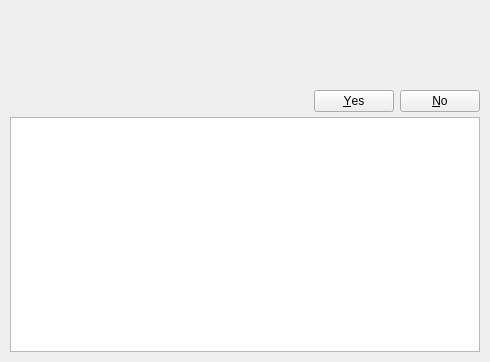
Old version of the form ui/transactiondialog.ui in the repository aarnt/octopkg.
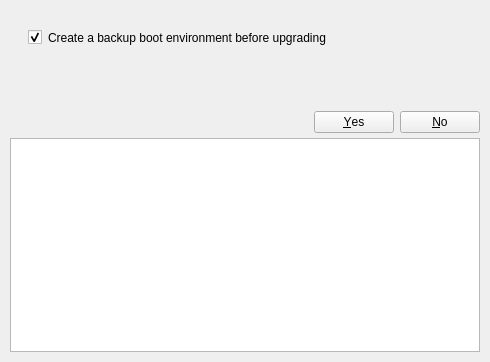
New version of the form. Icons and pictures are not drawn.

Commit message: - Added option to create backup boot environments before upgrades when root is on ZFS.

```diff
--- a/ui/transactiondialog.ui
+++ b/ui/transactiondialog.ui
@@ -42,6 +42,37 @@
      </property>
     </widget>
    </item>
+   <item>
+    <widget class="QCheckBox" name="cbCreateBootEnv">
+     <property name="sizePolicy">
+      <sizepolicy hsizetype="Preferred" vsizetype="Preferred">
+       <horstretch>0</horstretch>
+       <verstretch>0</verstretch>
+      </sizepolicy>
+     </property>
+     <property name="minimumSize">
+      <size>
+       <width>0</width>
+       <height>0</height>
+      </size>
+     </property>
+     <property name="baseSize">
+      <size>
+       <width>0</width>
+       <height>0</height>
+      </size>
+     </property>
+     <property name="styleSheet">
+      <string notr="true">padding-top: 6px; padding-left: 18px;</string>
+     </property>
+     <property name="text">
+      <string>Create a backup boot environment before upgrading</string>
+     </property>
+     <property name="checked">
+      <bool>true</bool>
+     </property>
+    </widget>
+   </item>
    <item>
     <spacer name="verticalSpacer">
      <property name="orientation">
```
Lines whose indentation alone changed are shown as unchanged. The commit also changes 6 other files.
